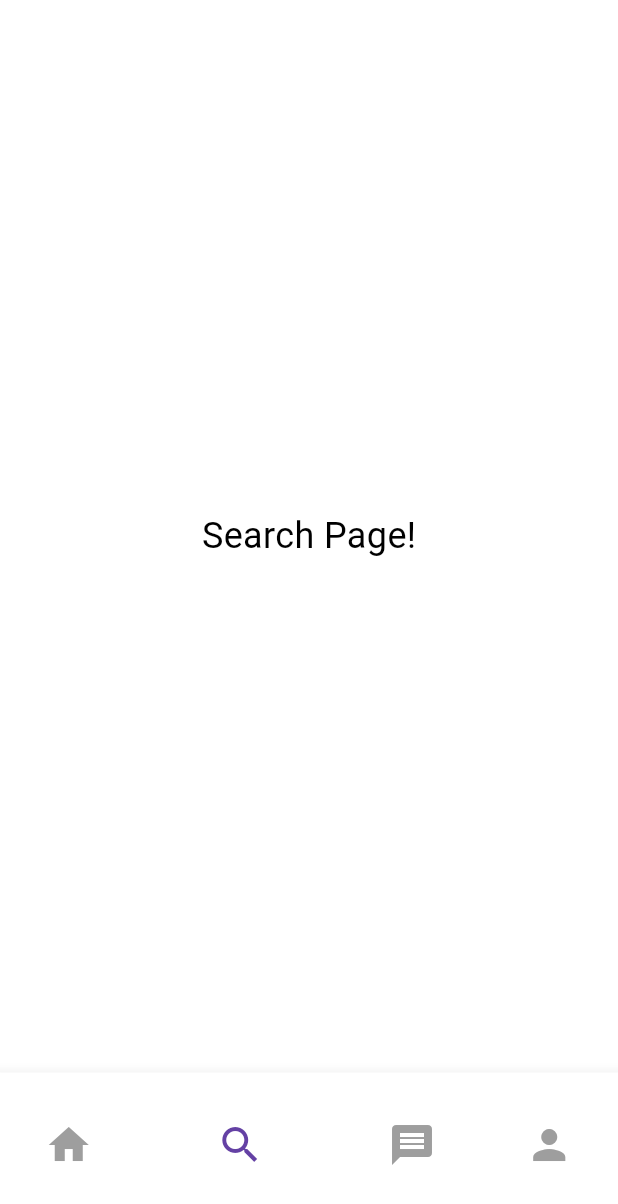
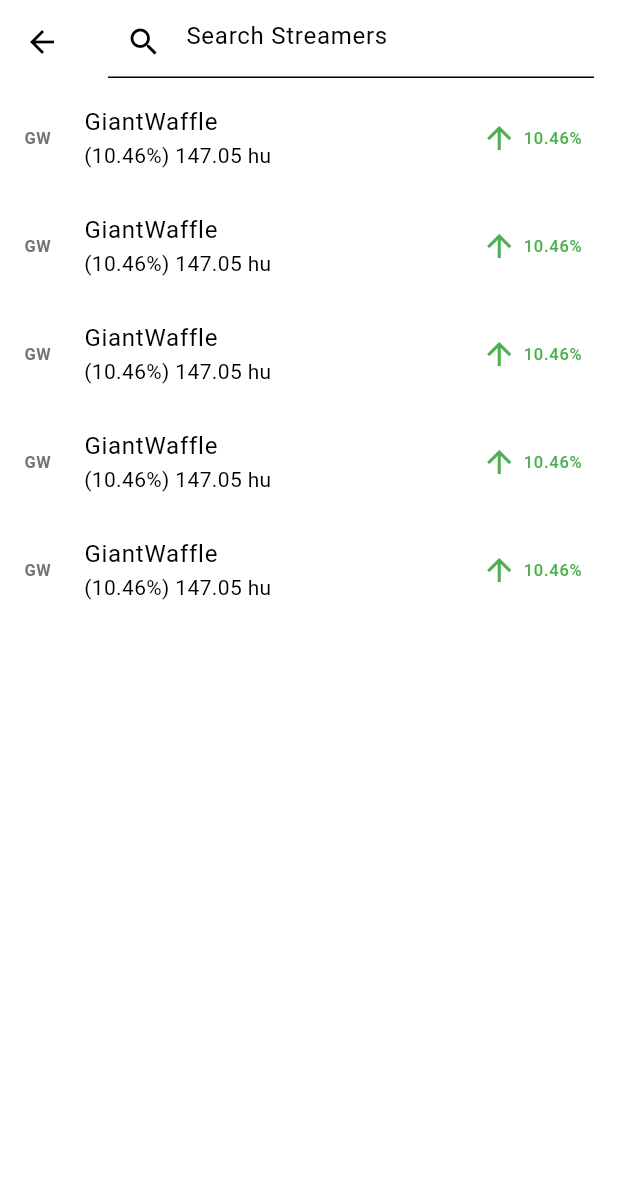
Before and after one commit to hypebid/flutter-mobile, a Flutter app: the Search screen opened directly, on a phone screen of 412 x 824 dp. Shown: the top 1204 px of the screen. Run offline on Flutter 3.47's test engine with Material 3 defaults, Android fonts, the light colour scheme and no system bars; our stand-ins replace flutter_dotenv, font_awesome_flutter, page_transition.

Commit message:
mvp - wip - search page

```diff
--- a/lib/pages/search.dart
+++ b/lib/pages/search.dart
@@ -1,4 +1,5 @@
 import 'package:flutter/material.dart';
+import 'package:hypebid/theme.dart';
 import 'package:hypebid/comp/navigation_bar.dart';
 
 class Search extends StatefulWidget {
@@ -11,19 +12,46 @@ class Search extends StatefulWidget {
 }
 
 class _SearchPageState extends State<Search> {
+  final TextEditingController _searchController = TextEditingController();
+
   @override
   Widget build(BuildContext context) {
-    return const Scaffold(
-      body: Center(
-        // child: TwitchLoginBtn(),
-        child: Column(
-          mainAxisAlignment: MainAxisAlignment.center,
-          children: <Widget>[
-            Text('Search Page!', style: TextStyle(fontSize: 24))
-          ],
+    return Scaffold(
+      appBar: AppBar(
+        title: TextField(
+          controller: _searchController,
+          decoration: const InputDecoration(
+            hintText: 'Search Streamers',
+            prefixIcon: Icon(Icons.search),
+            filled: true,
+            fillColor: CustomScheme.primaryBackground,
+          ),
         ),
       ),
-      bottomNavigationBar: BtmNavigationBar(navIndex: 1),
+      body: ListView.builder(
+        itemCount: 5,
+        itemBuilder: (context, index) {
+          return const ListTile(
+            leading: Text(
+              'GW',
+              style: TextStyle(
+                fontWeight: FontWeight.bold,
+                color: CustomScheme.secondaryText,
+              ),
+            ),
+            title: Text('GiantWaffle'),
+            subtitle: Text('(10.46%) 147.05 hu'),
+            trailing: Row(
+              mainAxisSize: MainAxisSize.min,
+              children: [
+                Icon(Icons.arrow_upward, color: CustomScheme.accent4),
+                SizedBox(width: 4),
+                Text('10.46%', style: TextStyle(color: CustomScheme.accent4)),
+              ],
+            ),
+          );
+        },
+      ),
     );
   }
 }
```
